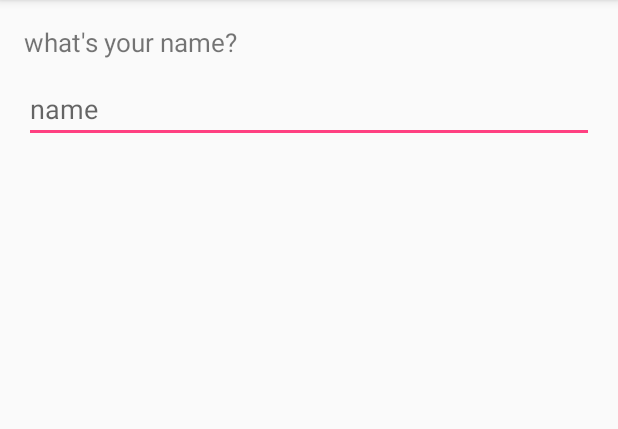
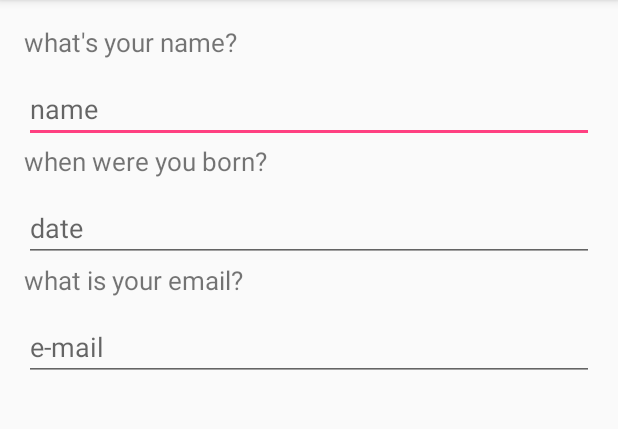
Before and after one commit to ZP4/MatchWearAPP, an Android app: the QuizActivity screen opened directly, with no data from a screen before it, on a phone screen of 412 x 824 dp, the part 84-513 px from its top. Run offline under Robolectric (Android 15) with nearby library versions, the phone set to English and light mode, and no system bars.

Commit message:
personal questions for quiz

```diff
--- a/app/src/main/res/layout/activity_quiz.xml
+++ b/app/src/main/res/layout/activity_quiz.xml
@@ -20,6 +20,39 @@
         android:layout_width="match_parent"
         android:layout_height="wrap_content"
         android:hint="name"
+        android:inputType="textCapWords"
         android:layout_below="@+id/textname"
-        android:layout_marginTop="10dp" />
+        android:layout_marginTop="10dp"
+        android:id="@+id/name"/>
+    <TextView
+        android:layout_width="match_parent"
+        android:layout_height="wrap_content"
+        android:text="when were you born?"
+        android:textSize="17dp"
+        android:layout_below="@+id/name"
+        android:id="@+id/textbirthday"/>
+    <EditText
+        android:layout_width="match_parent"
+        android:layout_height="wrap_content"
+        android:hint="date"
+        android:inputType="date"
+        android:layout_below="@+id/textbirthday"
+        android:layout_marginTop="10dp"
+        android:id="@+id/birthday"/>
+    <TextView
+        android:layout_width="match_parent"
+        android:layout_height="wrap_content"
+        android:text="what is your email?"
+        android:textSize="17dp"
+        android:layout_below="@+id/birthday"
+        android:id="@+id/textemail"/>
+    <EditText
+        android:layout_width="match_parent"
+        android:layout_height="wrap_content"
+        android:hint="e-mail"
+        android:inputType="textEmailAddress"
+        android:layout_below="@+id/textemail"
+        android:layout_marginTop="10dp"
+        android:id="@+id/email"/>
+
 </RelativeLayout>
```
